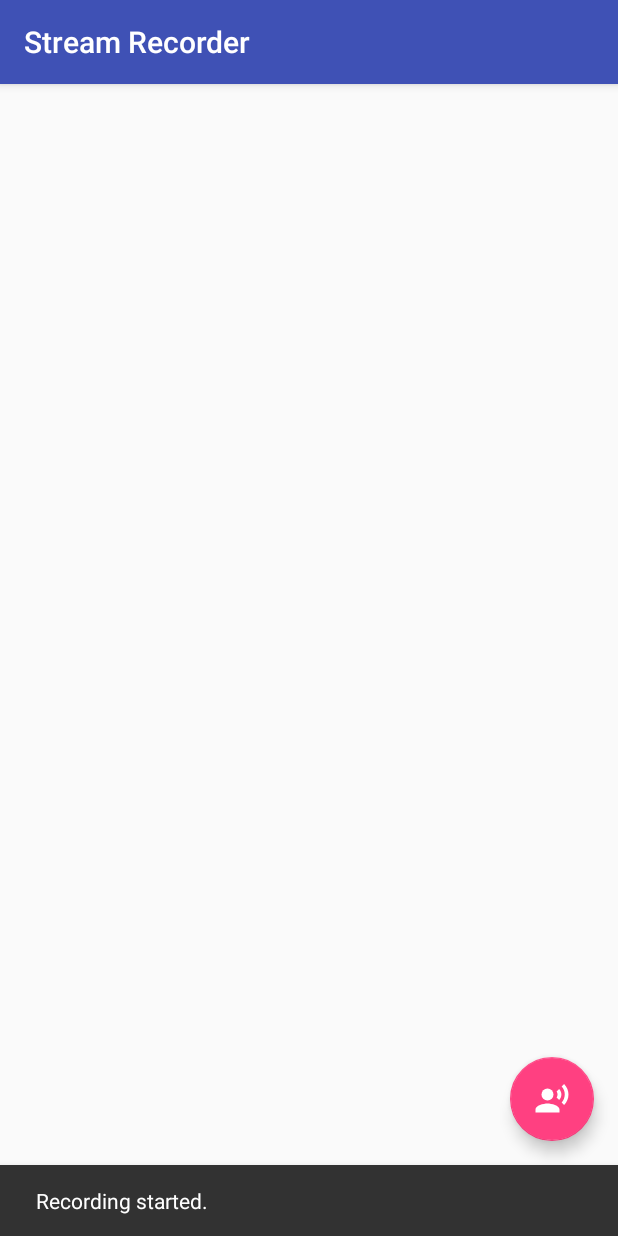
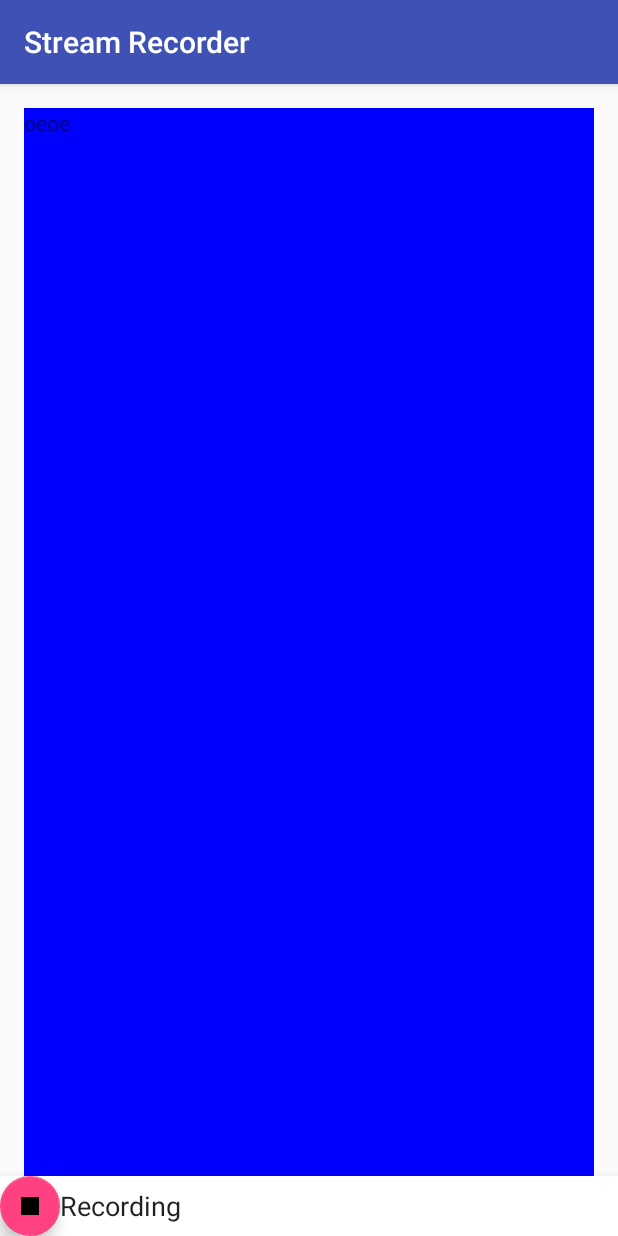
Before and after one commit to GrapsasFilippos/StreamRecorder, an Android app: the screen it shows after launch (MainActivity), after a tap on an icon or button, on a phone screen of 412 x 824 dp. Run offline under Robolectric (Android 15) with nearby library versions, the phone set to English and light mode, and no system bars.

Commit message:
* Add recording view.

```diff
--- a/app/build.gradle
+++ b/app/build.gradle
@@ -3,19 +3,20 @@ apply plugin: 'com.android.application'
 android {
     compileSdkVersion 22
     buildToolsVersion "23.0.1"
-
     defaultConfig {
         applicationId "com.grapsas.android.streamrecorder"
         minSdkVersion 16
         targetSdkVersion 22
         versionCode 1
-        versionName "1.0"
+        versionName 'Pre-Alpha 1'
     }
     buildTypes {
         release {
             minifyEnabled false
             proguardFiles getDefaultProguardFile('proguard-android.txt'), 'proguard-rules.pro'
         }
+    }
+    productFlavors {
     }
 }
 
--- a/app/src/main/java/com/grapsas/android/streamrecorder/MainActivity.java
+++ b/app/src/main/java/com/grapsas/android/streamrecorder/MainActivity.java
@@ -3,10 +3,13 @@ package com.grapsas.android.streamrecorder;
 import android.media.MediaRecorder;
 import android.os.Bundle;
 import android.support.design.widget.FloatingActionButton;
-import android.support.design.widget.Snackbar;
+//import android.support.design.widget.Snackbar;
 import android.support.v7.app.AppCompatActivity;
 import android.support.v7.widget.Toolbar;
 import android.view.View;
+import android.view.ViewGroup;
+import android.view.ViewStub;
+import android.widget.RelativeLayout;
 
 import com.grapsas.android.streamrecorder.misc.IO;
 import com.grapsas.android.streamrecorder.misc.MyLog;
@@ -15,6 +18,11 @@ import java.io.IOException;
 
 
 public class MainActivity extends AppCompatActivity {
+
+    private View recordingView;
+    // TODO: Add elevation
+    private RelativeLayout recordingLayout;
+    private FloatingActionButton fab;
 
     private MediaRecorder recorder;
 
@@ -26,29 +34,64 @@ public class MainActivity extends AppCompatActivity {
         Toolbar toolbar = ( Toolbar ) findViewById( R.id.toolbar );
         setSupportActionBar( toolbar );
 
-        FloatingActionButton fab = ( FloatingActionButton ) findViewById( R.id.fab );
+        fab = ( FloatingActionButton ) findViewById( R.id.fab );
         fab.setOnClickListener( new View.OnClickListener() {
             @Override
             public void onClick( View view ) {
-//                Snackbar.make( view, "Replace with your own action", Snackbar.LENGTH_LONG )
-//                        .setAction( "Action", null ).show();
                 if( recorder == null ) {
                     startRecording();
-                    Snackbar.make( view, "Recording started.", Snackbar.LENGTH_LONG )
-                        .setAction( "Action", null ).show();
-                }
-                else {
+//                    Snackbar.make( view, "Recording started.", Snackbar.LENGTH_LONG )
+//                            .setAction( "Action", null ).show();
+                } else {
                     stopRecording();
-                    Snackbar.make( view, "Recording stopped.", Snackbar.LENGTH_LONG )
-                        .setAction( "Action", null ).show();
+//                    Snackbar.make( view, "Recording stopped.", Snackbar.LENGTH_LONG )
+//                            .setAction( "Action", null ).show();
                 }
             }
         } );
 
-
+        this.recordingLayout = (RelativeLayout) findViewById( R.id.recordingLayout );
         MyLog.d( IO.getWorkingDirectory() + "audiorecordtest.3gp" );
     }
 
+
+    private void showBottomLayout() {
+        ViewGroup.LayoutParams params = this.recordingLayout.getLayoutParams();
+        params.height = ViewGroup.LayoutParams.WRAP_CONTENT;
+        this.recordingLayout.setLayoutParams( params );
+    }
+
+    private void hideBottomLayout() {
+        ViewGroup.LayoutParams params = this.recordingLayout.getLayoutParams();
+        params.height = 0;
+        this.recordingLayout.setLayoutParams( params );
+    }
+
+    private void showRecordingView() {
+        // Use recordingView for first time.
+        if( this.recordingView == null ) {
+            this.recordingView = ( ( ViewStub ) findViewById( R.id.stub_import ) ).inflate();
+            this.recordingView.findViewById( R.id.stop ).setOnClickListener( new View.OnClickListener() {
+                @Override
+                public void onClick( View v ) {
+                    stopRecording();
+                }
+            } );
+        }
+        // Reuse recordingView
+        else
+            this.recordingView.setVisibility( View.VISIBLE );
+
+        this.fab.hide();
+        showBottomLayout();
+    }
+
+    private void hideRecordingView() {
+        this.recordingView.setVisibility( View.GONE );
+
+        hideBottomLayout();
+        this.fab.show();
+    }
 
     public void startRecording() {
         recorder = new MediaRecorder();
@@ -64,6 +107,7 @@ public class MainActivity extends AppCompatActivity {
             e.printStackTrace();
         }
 
+        this.showRecordingView();
         recorder.start();
     }
 
@@ -71,6 +115,8 @@ public class MainActivity extends AppCompatActivity {
         recorder.stop();
         recorder.release();
         recorder = null;
+
+        this.hideRecordingView();
     }
 
 }
--- /dev/null
+++ b/app/src/main/res/drawable/ic_stop_black_24dp.xml
@@ -0,0 +1,11 @@
+<vector
+    android:alpha="1"
+    android:height="24dp"
+    android:viewportHeight="24.0"
+    android:viewportWidth="24.0"
+    android:width="24dp"
+    xmlns:android="http://schemas.android.com/apk/res/android">
+
+    <path android:fillColor="#FF000000" android:pathData="M6,6h12v12H6z"/>
+
+</vector>
--- a/app/src/main/res/layout/content_main.xml
+++ b/app/src/main/res/layout/content_main.xml
@@ -5,12 +5,40 @@
     xmlns:tools="http://schemas.android.com/tools"
     android:layout_width="match_parent"
     android:layout_height="match_parent"
-    android:paddingBottom="@dimen/activity_vertical_margin"
-    android:paddingLeft="@dimen/activity_horizontal_margin"
-    android:paddingRight="@dimen/activity_horizontal_margin"
-    android:paddingTop="@dimen/activity_vertical_margin"
     app:layout_behavior="@string/appbar_scrolling_view_behavior"
     tools:context="com.grapsas.android.streamrecorder.MainActivity"
     tools:showIn="@layout/activity_main">
 
+    <LinearLayout
+        android:layout_width="match_parent"
+        android:layout_height="match_parent"
+        android:paddingBottom="@dimen/activity_vertical_margin"
+        android:paddingLeft="@dimen/activity_horizontal_margin"
+        android:paddingRight="@dimen/activity_horizontal_margin"
+        android:paddingTop="@dimen/activity_vertical_margin" >
+
+        <TextView
+            android:layout_width="match_parent"
+            android:layout_height="match_parent"
+            android:background="#ff0000ff"
+            android:text="oeoe" />
+
+    </LinearLayout>
+
+    <RelativeLayout
+        android:id="@+id/recordingLayout"
+        android:layout_width="match_parent"
+        android:layout_height="wrap_content"
+        android:layout_alignParentBottom="true"
+        android:background="#ffffff"
+        android:elevation="10dp" >
+
+        <ViewStub
+            android:layout_width="wrap_content"
+            android:layout_height="wrap_content"
+            android:id="@+id/stub_import"
+            android:layout="@layout/recording" />
+
+    </RelativeLayout>
+
 </RelativeLayout>
--- /dev/null
+++ b/app/src/main/res/layout/recording.xml
@@ -0,0 +1,23 @@
+<?xml version="1.0" encoding="utf-8"?>
+<LinearLayout
+    android:orientation="horizontal"
+    android:layout_width="match_parent"
+    android:layout_height="wrap_content"
+    xmlns:android="http://schemas.android.com/apk/res/android"
+    xmlns:app="http://schemas.android.com/apk/res-auto">
+
+    <android.support.design.widget.FloatingActionButton
+        android:id="@+id/stop"
+        android:layout_width="wrap_content"
+        android:layout_height="wrap_content"
+        app:fabSize="mini"
+        android:src="@drawable/ic_stop_black_24dp" />
+
+    <TextView
+        android:layout_width="wrap_content"
+        android:layout_height="wrap_content"
+        android:text="Recording"
+        style="@android:style/TextAppearance.Medium"
+        android:layout_gravity="center_vertical"/>
+
+</LinearLayout>
```
